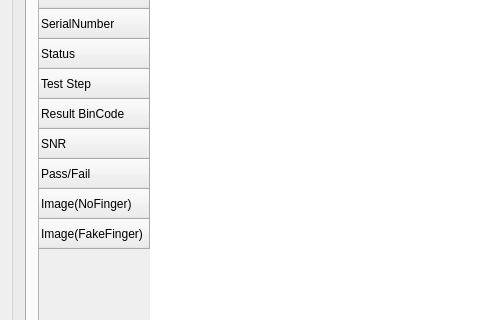
First picture: the form in Huangpu/fps_testexecutive.ui, repository fanmuzhi/huangpu, before the edit; both pictures show x 0 to 480 and y 120 to 440 of the 658 by 728 pixel window.
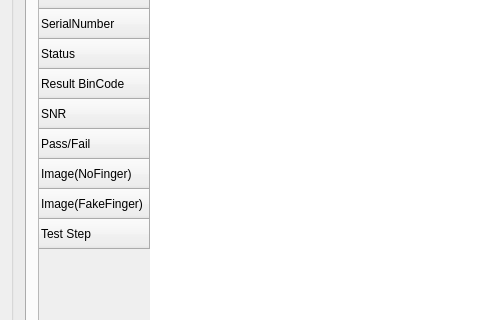
Second picture: the form after the edit.

Commit message: move teststep results from line3 to line8(in GUI)

Diff of the .ui file:
```diff
--- a/Huangpu/fps_testexecutive.ui
+++ b/Huangpu/fps_testexecutive.ui
@@ -62,11 +62,6 @@
                  <string>Status</string>
                 </property>
                </row>
-               <row>
-                <property name="text">
-                 <string>Test Step</string>
-                </property>
-               </row>
                <row>
                 <property name="text">
                  <string>Result BinCode</string>
@@ -92,6 +87,11 @@
                  <string>Image(FakeFinger)</string>
                 </property>
                </row>
+               <row>
+                <property name="text">
+                 <string>Test Step</string>
+                </property>
+               </row>
               </widget>
              </item>
             </layout>
```
The commit also changes 3 other files.
